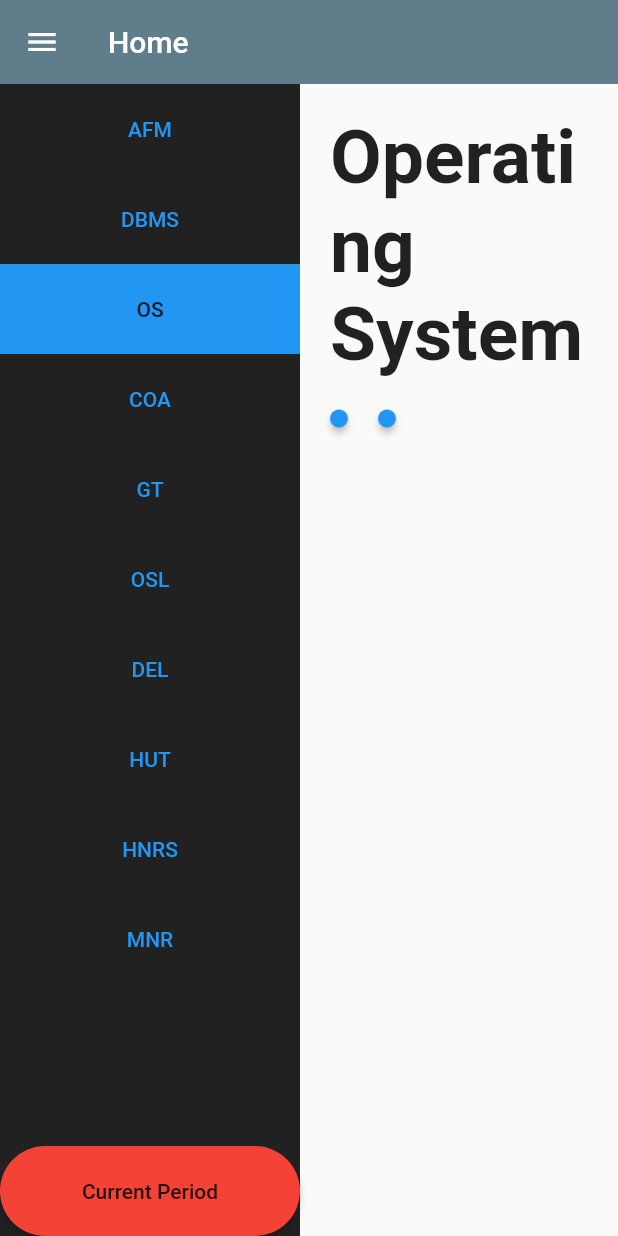
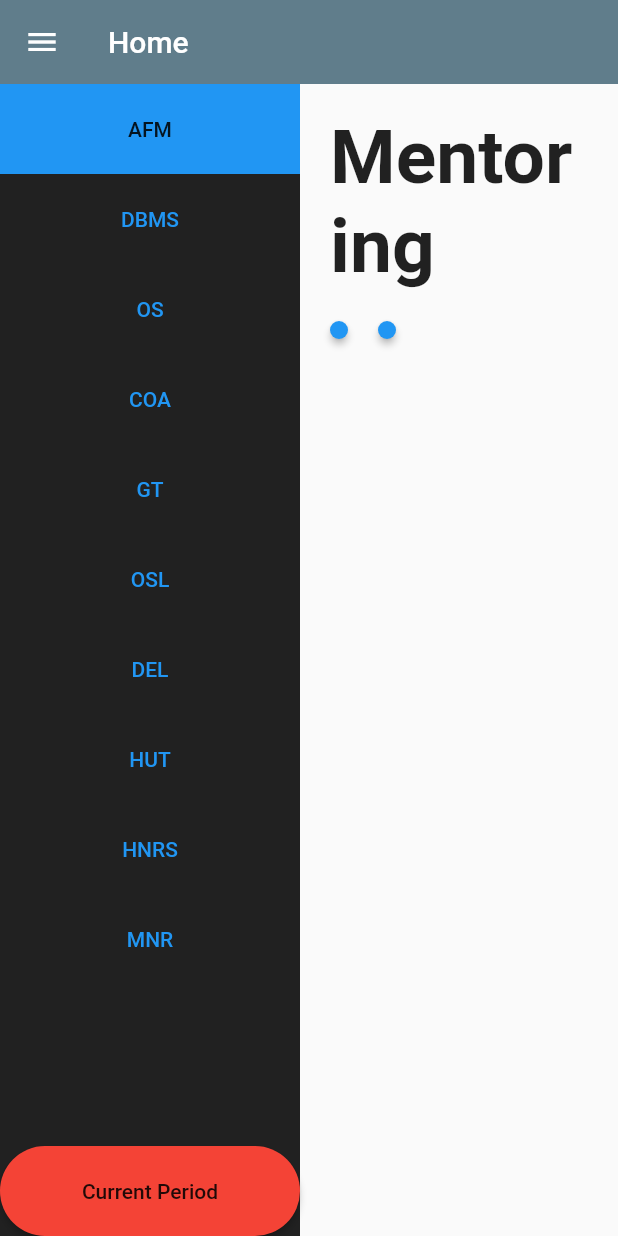
Before and after one commit to tomthomasvempala/Moodle-Easy, a Flutter app: the screen it shows after launch, on a phone screen of 412 x 824 dp. Run offline on Flutter 3.47's test engine with Material 2 defaults, Android fonts, the phone set to English and light mode, and no system bars; missing offline and left inert: dart:js.

Commit message:
changed urls

```diff
--- a/lib/home.dart
+++ b/lib/home.dart
@@ -9,7 +9,7 @@ class MyHome extends StatefulWidget {
 }
 
 class _MyHomeState extends State<MyHome> {
-  var selected = "OS";
+  var selected = "AFM";
   @override
   Widget build(BuildContext context) {
     Size pageSize = MediaQuery.of(context).size;
@@ -89,20 +89,26 @@ var subjects = [
   {
     "sub": "AFM",
     "name": "Mentoring",
-    "links": {"Home": "google.com", "Attendance": "gmail.com"},
+    "links": {
+      "Home": "http://moodle.mec.ac.in/course/view.php?id=414",
+      "Attendance": "http://moodle.mec.ac.in/mod/attendance/view.php?id=9902"
+    },
   },
   {
     "sub": "DBMS",
     "name": "Database Management System",
     "links": {
-      "Home": "google.com",
-      "Attendance": "gmail.com",
+      "Home": "http://moodle.mec.ac.in/course/view.php?id=407",
+      "Attendance": "http://moodle.mec.ac.in/mod/attendance/view.php?id=10120",
     },
   },
   {
     "sub": "OS",
     "name": "Operating System",
-    "links": {"Home": "google.com", "Attendance": "gmail.com"}
+    "links": {
+      "Home": "http://moodle.mec.ac.in/course/view.php?id=433",
+      "Attendance": "http://moodle.mec.ac.in/mod/attendance/view.php?id=10137"
+    }
   },
   {
     "sub": "COA",
@@ -115,31 +121,49 @@ var subjects = [
   {
     "sub": "GT",
     "name": "Graph Theory",
-    "links": {"Home": "google.com", "Attendance": "gmail.com"}
+    "links": {
+      "Home": "http://moodle.mec.ac.in/course/view.php?id=410",
+      "Attendance": "http://moodle.mec.ac.in/course/view.php?id=410"
+    }
   },
   {
     "sub": "OSL",
     "name": "OS Lab",
-    "links": {"Home": "google.com", "Attendance": "gmail.com"}
+    "links": {
+      "Home": "http://moodle.mec.ac.in/course/view.php?id=459",
+      "Attendance": "http://moodle.mec.ac.in/mod/attendance/view.php?id=10080"
+    }
   },
   {
     "sub": "DEL",
     "name": "Digital Electronics Lab",
-    "links": {"Home": "google.com", "Attendance": "gmail.com"}
+    "links": {
+      "Home": "http://moodle.mec.ac.in/course/view.php?id=471",
+      "Attendance": "http://moodle.mec.ac.in/mod/attendance/view.php?id=10205"
+    }
   },
   {
     "sub": "HUT",
     "name": "Professional Ethics",
-    "links": {"Home": "google.com", "Attendance": "gmail.com"}
+    "links": {
+      "Home": "http://moodle.mec.ac.in/course/view.php?id=449",
+      "Attendance": "http://moodle.mec.ac.in/mod/attendance/view.php?id=10042"
+    }
   },
   {
     "sub": "HNRS",
     "name": "Honours - Machine Learning",
-    "links": {"Home": "google.com", "Attendance": "gmail.com"}
+    "links": {
+      "Home": "http://moodle.mec.ac.in/my/",
+      "Attendance": "http://moodle.mec.ac.in/my/"
+    }
   },
   {
     "sub": "MNR",
     "name": "Minor",
-    "links": {"Home": "google.com", "Attendance": "gmail.com"}
+    "links": {
+      "Home": "http://moodle.mec.ac.in/my/",
+      "Attendance": "http://moodle.mec.ac.in/my/"
+    }
   }
 ];
```
